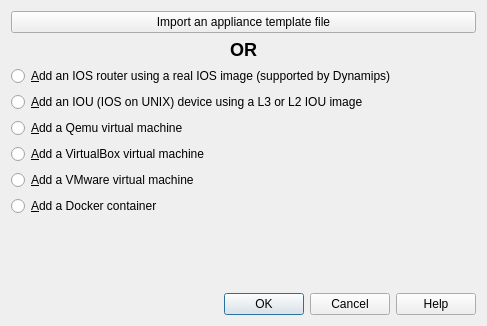
Above: gns3/ui/new_appliance_dialog.ui from GNS3/gns3-gui before the change. Below: the same form after it.
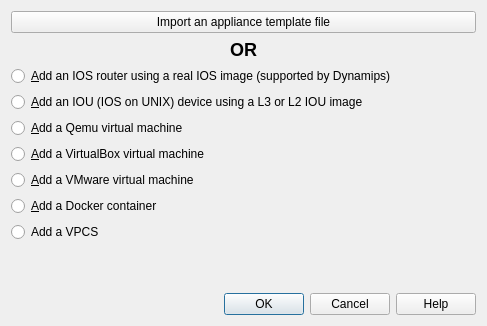
That is the form after the change.

Commit message:
Add VPCS template from the new appliance button
Ref #1382

What changed in the file:
```diff
--- a/gns3/ui/new_appliance_dialog.ui
+++ b/gns3/ui/new_appliance_dialog.ui
@@ -82,6 +82,13 @@
      </property>
     </widget>
    </item>
+   <item>
+    <widget class="QRadioButton" name="uiAddVPCSRadioButton">
+     <property name="text">
+      <string>Add a VPCS</string>
+     </property>
+    </widget>
+   </item>
    <item>
     <spacer name="verticalSpacer">
      <property name="orientation">
```
The commit also changes 2 other files.
